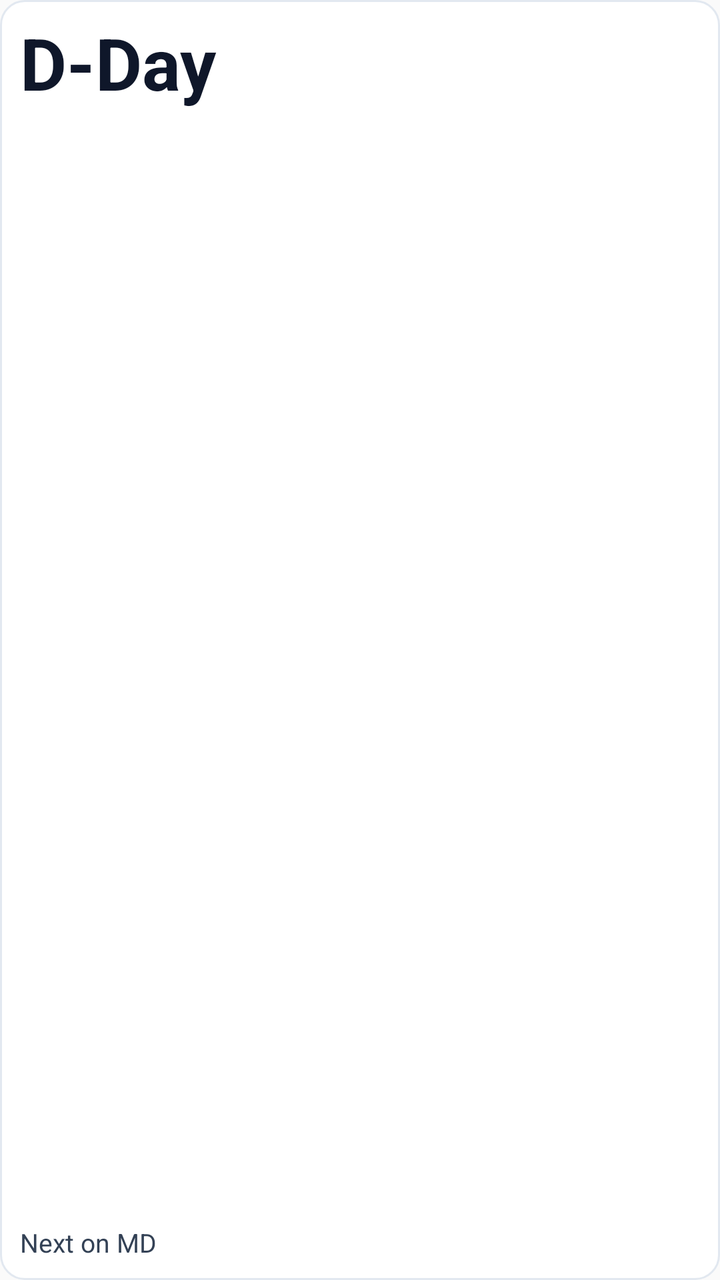
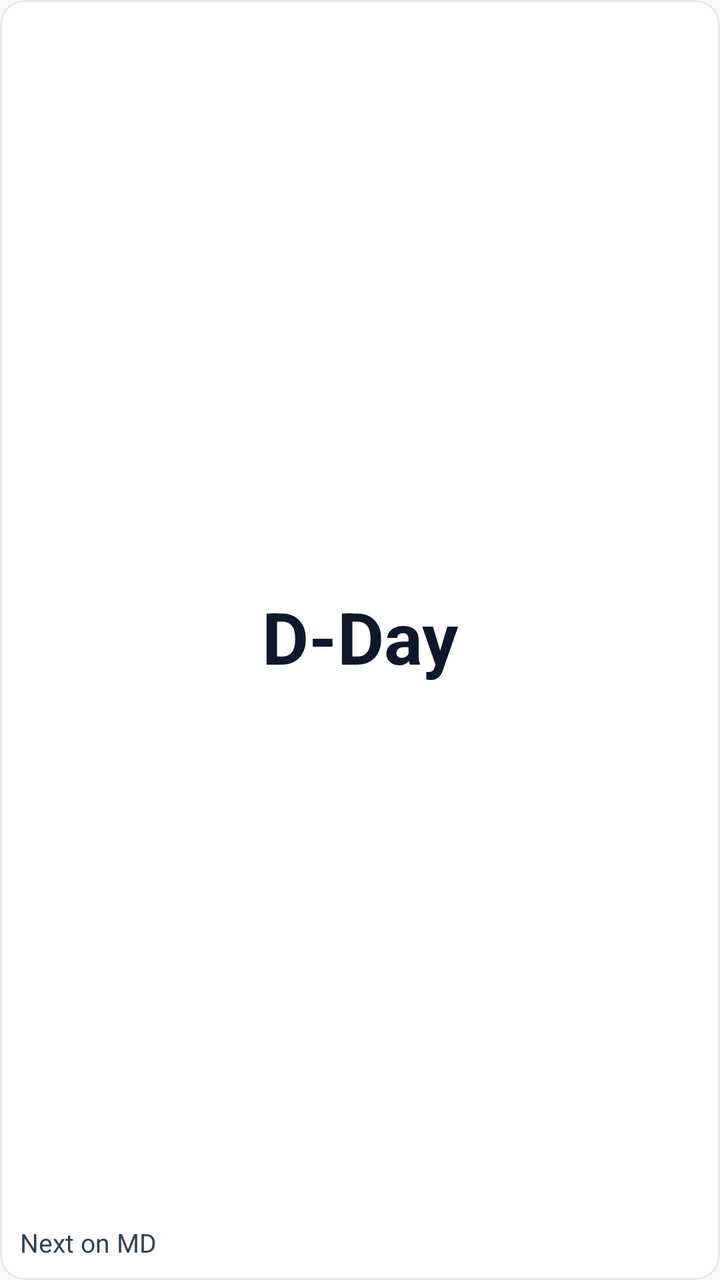

Compare the two renders of this Android layout. The source of the first and the diff that turns it into the second are given below.
<!-- AndroidManifest.xml: application theme AppTheme -->
<!-- res/layout/widget_md_countdown.xml -->
<?xml version="1.0" encoding="utf-8"?>
<FrameLayout xmlns:android="http://schemas.android.com/apk/res/android"
    android:id="@+id/widget_countdown_root"
    android:layout_width="match_parent"
    android:layout_height="match_parent">

    <ImageView
        android:id="@+id/widget_countdown_bg"
        android:layout_width="match_parent"
        android:layout_height="match_parent"
        android:src="@drawable/widget_surface_crisp"
        android:scaleType="fitXY"
        android:contentDescription="" />

    <LinearLayout
        android:id="@+id/widget_countdown_content"
        android:layout_width="match_parent"
        android:layout_height="match_parent"
        android:orientation="vertical"
        android:padding="10dp">

        
        <LinearLayout
            android:id="@+id/widget_countdown_horiz_container"
            android:layout_width="match_parent"
            android:layout_height="match_parent"
            android:gravity="center"
            android:orientation="horizontal"
            android:visibility="gone">

            <TextView
                android:id="@+id/widget_countdown_horiz_value"
                android:layout_width="wrap_content"
                android:layout_height="wrap_content"
                android:gravity="center"
                android:text="D-Day"
                android:textSize="28sp"
                android:textStyle="bold"
                android:textColor="#0F172A"
                android:maxLines="1"
                android:singleLine="true"
                android:ellipsize="none"
                android:fontFeatureSettings="tnum"
                android:includeFontPadding="false" />

            <Chronometer
                android:id="@+id/widget_countdown_horiz_chronometer"
                android:layout_width="wrap_content"
                android:layout_height="wrap_content"
                android:gravity="center"
                android:countDown="true"
                android:textSize="28sp"
                android:textStyle="bold"
                android:textColor="#0F172A"
                android:fontFeatureSettings="tnum"
                android:maxLines="1"
                android:singleLine="true"
                android:ellipsize="none"
                android:includeFontPadding="false"
                android:visibility="gone" />

            <TextView
                android:id="@+id/widget_countdown_horiz_title"
                android:layout_width="wrap_content"
                android:layout_height="wrap_content"
                android:layout_marginStart="10dp"
                android:text="Next on MD"
                android:maxLines="1"
                android:ellipsize="end"
                android:textSize="13sp"
                android:textColor="#334155"
                android:visibility="gone" />
        </LinearLayout>

        
        <RelativeLayout
            android:id="@+id/widget_countdown_vert_container"
            android:layout_width="match_parent"
            android:layout_height="match_parent">

            
            <LinearLayout
                android:id="@+id/widget_countdown_top_section"
                android:layout_width="match_parent"
                android:layout_height="wrap_content"
                android:layout_alignParentTop="true"
                android:layout_alignParentStart="true"
                android:layout_marginTop="2dp"
                android:gravity="start"
                android:orientation="vertical">

                <TextView
                    android:id="@+id/widget_countdown_value"
                    android:layout_width="match_parent"
                    android:layout_height="wrap_content"
                    android:gravity="start"
                    android:text="D-Day"
                    android:textSize="36sp"
                    android:textStyle="bold"
                    android:textColor="#0F172A"
                    android:maxLines="2"
                    android:ellipsize="none"
                    android:fontFeatureSettings="tnum"
                    android:includeFontPadding="false" />

                <Chronometer
                    android:id="@+id/widget_countdown_chronometer"
                    android:layout_width="match_parent"
                    android:layout_height="wrap_content"
                    android:gravity="start"
                    android:countDown="true"
                    android:textSize="36sp"
                    android:textStyle="bold"
                    android:textColor="#0F172A"
                    android:fontFeatureSettings="tnum"
                    android:maxLines="2"
                    android:ellipsize="none"
                    android:includeFontPadding="false"
                    android:visibility="gone" />
            </LinearLayout>

            
            <LinearLayout
                android:id="@+id/widget_countdown_bottom_section"
                android:layout_width="match_parent"
                android:layout_height="wrap_content"
                android:layout_alignParentBottom="true"
                android:gravity="start"
                android:orientation="vertical">

                <TextView
                    android:id="@+id/widget_countdown_title"
                    android:layout_width="match_parent"
                    android:layout_height="wrap_content"
                    android:gravity="start"
                    android:text="Next on MD"
                    android:maxLines="2"
                    android:ellipsize="end"
                    android:textSize="13sp"
                    android:textColor="#334155" />

                <TextView
                    android:id="@+id/widget_countdown_tags"
                    android:layout_width="wrap_content"
                    android:layout_height="wrap_content"
                    android:layout_gravity="start"
                    android:gravity="start"
                    android:layout_marginTop="4dp"
                    android:text="#EventTag"
                    android:maxLines="1"
                    android:ellipsize="end"
                    android:textSize="11sp"
                    android:textStyle="bold"
                    android:textColor="#1D4ED8"
                    android:background="@drawable/widget_hashtag_pill"
                    android:paddingStart="10dp"
                    android:paddingEnd="10dp"
                    android:paddingTop="3dp"
                    android:paddingBottom="3dp"
                    android:visibility="gone" />
            </LinearLayout>

        </RelativeLayout>

    </LinearLayout>
</FrameLayout>
<!-- resources referenced by this layout -->
<resources>
  <!-- drawable widget_hashtag_pill (drawable) -->
  <?xml version="1.0" encoding="utf-8"?>
  <shape xmlns:android="http://schemas.android.com/apk/res/android"
      android:shape="rectangle">
      <solid android:color="#EFF6FF" />
      <stroke android:width="1dp" android:color="#BFDBFE" />
      <corners android:radius="100dp" />
  </shape>
  <!-- drawable widget_surface_crisp (drawable) -->
  <?xml version="1.0" encoding="utf-8"?>
  <shape xmlns:android="http://schemas.android.com/apk/res/android"
      android:shape="rectangle">
      <solid android:color="#FFFFFF" />
      <stroke android:width="1dp" android:color="#E2E8F0" />
      <corners android:radius="12dp" />
  </shape>
  <style name="AppTheme" parent="Theme.AppCompat.Light.DarkActionBar">
          
          <item name="colorPrimary">@color/colorPrimary</item>
          <item name="colorPrimaryDark">@color/colorPrimaryDark</item>
          <item name="colorAccent">@color/colorAccent</item>
      </style>
</resources>

<!-- the commit's change to res/layout/widget_md_countdown.xml (unified diff, before → after) -->
@@ -83,17 +83,15 @@
                 android:id="@+id/widget_countdown_top_section"
                 android:layout_width="match_parent"
                 android:layout_height="wrap_content"
-                android:layout_alignParentTop="true"
-                android:layout_alignParentStart="true"
-                android:layout_marginTop="2dp"
-                android:gravity="start"
+                android:layout_centerInParent="true"
+                android:gravity="center_horizontal"
                 android:orientation="vertical">
 
                 <TextView
                     android:id="@+id/widget_countdown_value"
                     android:layout_width="match_parent"
                     android:layout_height="wrap_content"
-                    android:gravity="start"
+                    android:gravity="center_horizontal"
                     android:text="D-Day"
                     android:textSize="36sp"
                     android:textStyle="bold"
@@ -107,7 +105,7 @@
                     android:id="@+id/widget_countdown_chronometer"
                     android:layout_width="match_parent"
                     android:layout_height="wrap_content"
-                    android:gravity="start"
+                    android:gravity="center_horizontal"
                     android:countDown="true"
                     android:textSize="36sp"
                     android:textStyle="bold"
